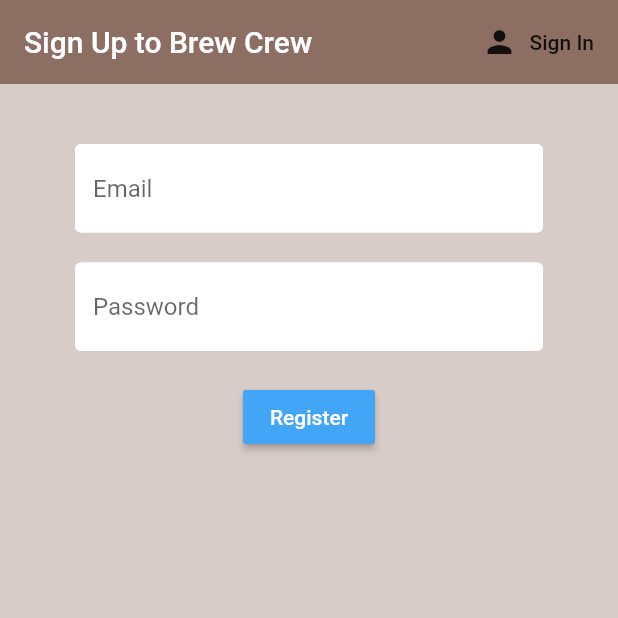
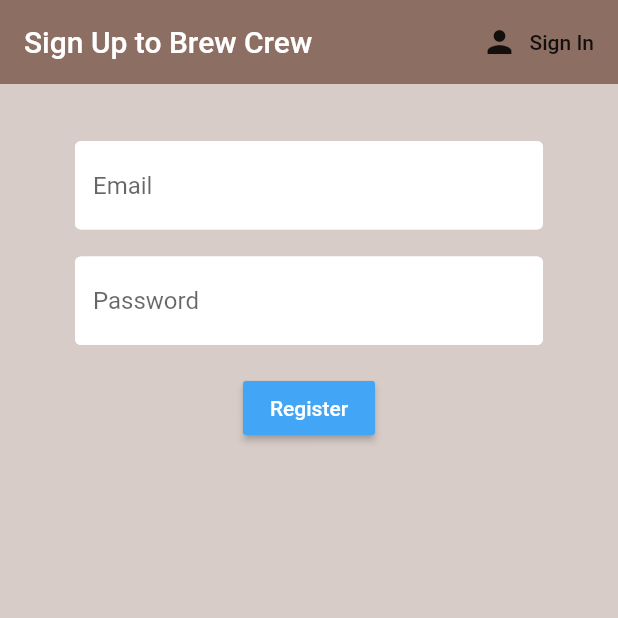
Before and after one commit to Vish-verma/BrewCrew-Flutter-App-, a Flutter app: the screen it shows after launch, after a tap on "Sign In", after a tap on "Register", on a phone screen of 412 x 824 dp, the top half of it. Run offline on Flutter 3.47's test engine with Material 2 defaults, Android fonts, the phone set to English and light mode, and no system bars; our stand-ins replace cloud_firestore, firebase_auth, flutter_spinkit; accounts and stored records are empty.

Commit message:
App Completed

```diff
--- a/brew_crew/lib/screens/authenticate/register.dart
+++ b/brew_crew/lib/screens/authenticate/register.dart
@@ -45,7 +45,7 @@ bool loading = false;
           key: _formKey,
           child: Column(
             children: <Widget>[
-              SizedBox(height: 20.0,),
+              SizedBox(height: 18.0,),
               TextFormField(
                 decoration: textInputDecoration.copyWith(hintText:'Email' ),
                 validator: (val){
@@ -60,7 +60,7 @@ bool loading = false;
                     setState(()=>email=val);
                 },
               ),
-              SizedBox(height: 20.0,),
+              SizedBox(height: 18.0,),
               TextFormField(
                 decoration: textInputDecoration.copyWith(hintText: 'Password'),
                 obscureText: true,
@@ -77,7 +77,7 @@ bool loading = false;
                 },
 
               ),
-              SizedBox(height: 20.0,),
+              SizedBox(height: 18.0,),
               RaisedButton(
                 color: Colors.blue[400],
                 child: Text(
@@ -104,7 +104,7 @@ bool loading = false;
                     }
                 },
               ),
-              SizedBox(height: 10.0,),
+              SizedBox(height: 8.0,),
               Text(
                 error,
                 style:TextStyle(
--- a/brew_crew/lib/screens/authenticate/sign_in.dart
+++ b/brew_crew/lib/screens/authenticate/sign_in.dart
@@ -49,7 +49,7 @@ class _SignInState extends State<SignIn> {
           key: _formKey,
           child: Column(
             children: <Widget>[
-              SizedBox(height: 20.0,),
+              SizedBox(height: 18.0,),
               TextFormField(
                 decoration: textInputDecoration.copyWith(hintText: 'Email'),
                 validator: (val){
@@ -64,7 +64,7 @@ class _SignInState extends State<SignIn> {
                     setState(()=>email=val);
                 },
               ),
-              SizedBox(height: 20.0,),
+              SizedBox(height: 18.0,),
               TextFormField(
                 decoration: textInputDecoration.copyWith(hintText: 'Password'),
                 validator: (val){
@@ -81,7 +81,7 @@ class _SignInState extends State<SignIn> {
                 },
 
               ),
-              SizedBox(height: 20.0,),
+              SizedBox(height: 18.0,),
               RaisedButton(
                 color: Colors.blue[400],
                 child: Text(
@@ -108,7 +108,7 @@ class _SignInState extends State<SignIn> {
                     }
                 },
               ),
-              SizedBox(height: 10.0,),
+              SizedBox(height: 8.0,),
               Text(
                 error,
                 style:TextStyle(
--- a/brew_crew/lib/screens/home/brew_list.dart
+++ b/brew_crew/lib/screens/home/brew_list.dart
@@ -12,7 +12,7 @@ class BrewList extends StatefulWidget {
 class _BrewListState extends State<BrewList> {
   @override
   Widget build(BuildContext context) {
-    final brews = Provider.of<List<Brew>>(context);
+    final brews = Provider.of<List<Brew>>(context) ?? [];
 
     return ListView.builder(
       itemCount: brews.length,
--- a/brew_crew/lib/screens/home/brew_tile.dart
+++ b/brew_crew/lib/screens/home/brew_tile.dart
@@ -17,6 +17,7 @@ class BrewTile extends StatelessWidget {
           leading: CircleAvatar(
             radius: 25.0,
             backgroundColor: Colors.brown[brew.strength],
+            backgroundImage: AssetImage('assets/coffee_icon.png'),
           ),
           title: Text(brew.name),
           subtitle: Text('Take ${brew.sugars} sugar(s)'),
--- a/brew_crew/pubspec.yaml
+++ b/brew_crew/pubspec.yaml
@@ -45,9 +45,8 @@ flutter:
   uses-material-design: true
 
   # To add assets to your application, add an assets section, like this:
-  # assets:
-  #  - images/a_dot_burr.jpeg
-  #  - images/a_dot_ham.jpeg
+  assets:
+   - assets/
 
   # An image asset can refer to one or more resolution-specific "variants", see
   # https://flutter.dev/assets-and-images/#resolution-aware.
```
Also changed, not shown: brew_crew/lib/models/user.dart (+11 -0 lines), brew_crew/lib/screens/home/home.dart (+8 -1 lines), brew_crew/lib/screens/home/settings_form.dart (+34 -7 lines), brew_crew/lib/services/database.dart (+16 -0 lines), assets/coffee_bg.png (added), assets/coffee_icon.png (added), brew_crew/assets/coffee_bg.png (added), brew_crew/assets/coffee_icon.png (added).
